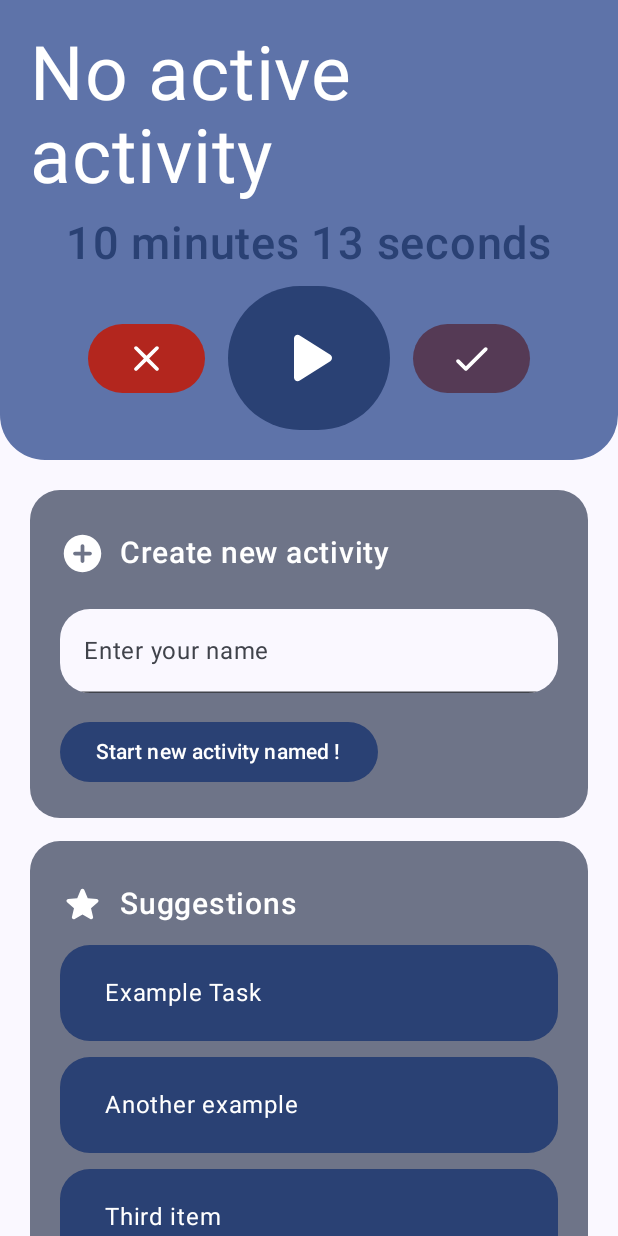
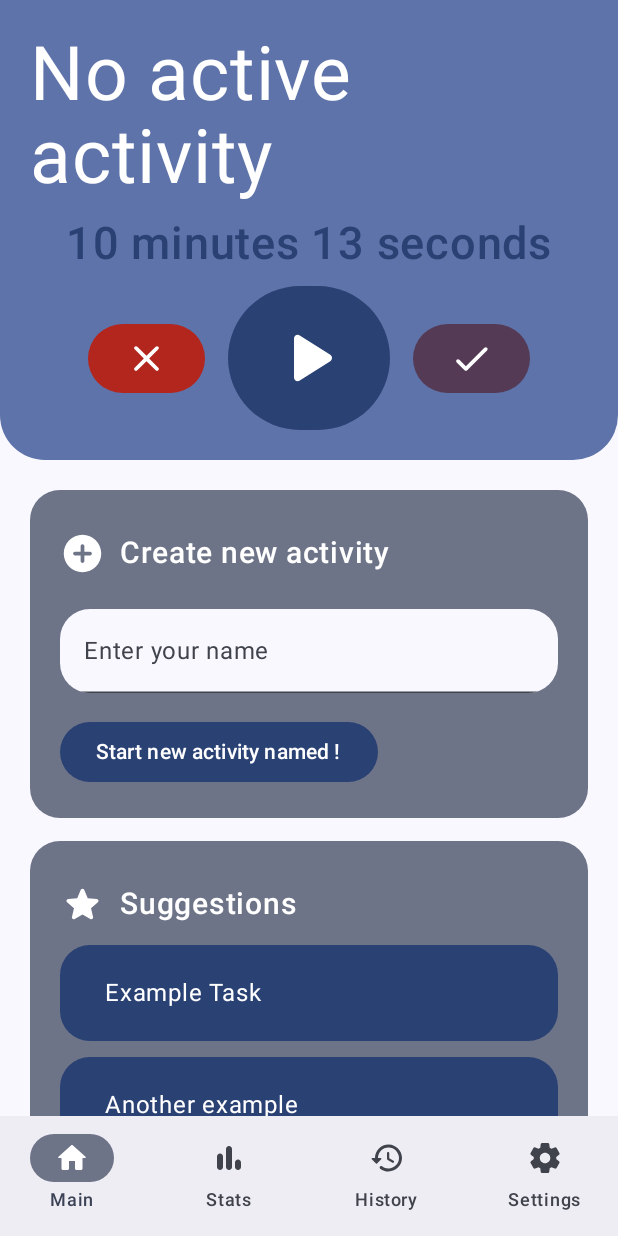
Before and after one commit to hnasheralneam/ActivityLog, an Android app built with Jetpack Compose: the screen it shows after launch (MainActivity), on a phone screen of 412 x 824 dp. Run offline under Robolectric (Android 15) with nearby library versions, the phone set to English and light mode, and no system bars.

Commit message:
Added Bottom Navigation

```diff
--- a/app/src/main/java/com/example/activitylog/MainActivity.kt
+++ b/app/src/main/java/com/example/activitylog/MainActivity.kt
@@ -6,16 +6,12 @@ import androidx.activity.compose.setContent
 import androidx.compose.foundation.layout.Arrangement
 import androidx.compose.foundation.layout.Column
 import androidx.compose.foundation.layout.Row
-import androidx.compose.foundation.layout.Spacer
 import androidx.compose.foundation.layout.fillMaxSize
 import androidx.compose.foundation.layout.fillMaxWidth
-import androidx.compose.foundation.layout.height
 import androidx.compose.foundation.layout.padding
 import androidx.compose.foundation.layout.size
-import androidx.compose.foundation.rememberScrollState
 import androidx.compose.foundation.shape.CircleShape
 import androidx.compose.foundation.shape.RoundedCornerShape
-import androidx.compose.foundation.verticalScroll
 import androidx.compose.material.icons.Icons
 import androidx.compose.material.icons.filled.Info
 import androidx.compose.material.icons.rounded.AddCircle
@@ -49,9 +45,11 @@ import androidx.compose.ui.text.font.FontWeight
 import androidx.compose.ui.unit.Dp
 import androidx.compose.ui.unit.dp
 import androidx.compose.ui.unit.sp
+import com.example.activitylog.ui.screens.MainScreen
 import com.example.activitylog.ui.theme.ActivityLogTheme
 import java.time.LocalDateTime
 import java.util.UUID
+
 
 // to add
 // start new icon for old tasks to repeat
@@ -61,48 +59,13 @@ import java.util.UUID
 // add average/total time
 // add history details
 // clear save, export/import save
-// collapse options
-// bottom options bar:
-// main (active activity w/ controls, new activity, suggestions)
-// stats
-// history
-// suggestions
-
 
 class MainActivity : ComponentActivity() {
     override fun onCreate(savedInstanceState: Bundle?) {
         super.onCreate(savedInstanceState)
         setContent {
             ActivityLogTheme {
-                Surface(
-                    color = MaterialTheme.colorScheme.background,
-                    modifier = Modifier.fillMaxSize()
-                ) {
-                    Column(
-                        modifier = Modifier.verticalScroll(rememberScrollState()),
-                    ) {
-                        QuickActionPanel()
-                        Column(
-                            modifier = Modifier
-                                .fillMaxSize()
-                                .padding(
-                                    20.dp
-                                )
-                        ) {
-                            NewTaskPanel()
-                            Spacer(modifier = Modifier.height(15.dp))
-                            SuggestionsPanel()
-                            Spacer(modifier = Modifier.height(15.dp))
-                            StatsPanel()
-                            Spacer(modifier = Modifier.height(15.dp))
-                            HistoryPanel()
-                            Spacer(modifier = Modifier.height(15.dp))
-                            SettingsPanel()
-                            Spacer(modifier = Modifier.height(15.dp))
-                            Text("GNUv3 copyright by Hamza Nasher-Alneam, code on GitHub. Last edit on Jan 7 2024")
-                        }
-                    }
-                }
+                MainScreen()
             }
         }
     }
--- /dev/null
+++ b/app/src/main/java/com/example/activitylog/ui/screens/HomeScreen.kt
@@ -0,0 +1,42 @@
+package com.example.activitylog.ui.screens
+
+import androidx.compose.foundation.layout.Column
+import androidx.compose.foundation.layout.Spacer
+import androidx.compose.foundation.layout.fillMaxSize
+import androidx.compose.foundation.layout.height
+import androidx.compose.foundation.layout.padding
+import androidx.compose.foundation.rememberScrollState
+import androidx.compose.foundation.verticalScroll
+import androidx.compose.material3.MaterialTheme
+import androidx.compose.material3.Surface
+import androidx.compose.runtime.Composable
+import androidx.compose.ui.Modifier
+import androidx.compose.ui.unit.dp
+import com.example.activitylog.NewTaskPanel
+import com.example.activitylog.QuickActionPanel
+import com.example.activitylog.SuggestionsPanel
+
+@Composable
+fun HomeScreen() {
+    Surface(
+        color = MaterialTheme.colorScheme.background,
+        modifier = Modifier.fillMaxSize().padding(bottom = 80.dp)
+    ) {
+        Column(
+            modifier = Modifier.verticalScroll(rememberScrollState()),
+        ) {
+            QuickActionPanel()
+            Column(
+                modifier = Modifier
+                    .fillMaxSize()
+                    .padding(
+                        20.dp
+                    )
+            ) {
+                NewTaskPanel()
+                Spacer(modifier = Modifier.height(15.dp))
+                SuggestionsPanel()
+            }
+        }
+    }
+}
--- /dev/null
+++ b/app/src/main/java/com/example/activitylog/ui/screens/MainScreen.kt
@@ -0,0 +1,131 @@
+package com.example.activitylog.ui.screens
+
+import androidx.compose.foundation.layout.RowScope
+import androidx.compose.material.icons.Icons
+import androidx.compose.material.icons.rounded.BarChart
+import androidx.compose.material.icons.rounded.History
+import androidx.compose.material.icons.rounded.Home
+import androidx.compose.material.icons.rounded.Settings
+import androidx.compose.material3.Icon
+import androidx.compose.material3.NavigationBar
+import androidx.compose.material3.NavigationBarItem
+import androidx.compose.material3.Scaffold
+import androidx.compose.material3.Text
+import androidx.compose.runtime.Composable
+import androidx.compose.runtime.getValue
+import androidx.compose.ui.graphics.vector.ImageVector
+import androidx.navigation.NavDestination
+import androidx.navigation.NavDestination.Companion.hierarchy
+import androidx.navigation.NavHostController
+import androidx.navigation.compose.NavHost
+import androidx.navigation.compose.composable
+import androidx.navigation.compose.currentBackStackEntryAsState
+import androidx.navigation.compose.rememberNavController
+
+@Composable
+fun MainScreen() {
+    val navController = rememberNavController()
+    Scaffold(
+        bottomBar = {
+            BottomBar(navController = navController)
+        }
+    ) { it
+        BottomBarNavGraph(navController = navController)
+    }
+}
+
+@Composable
+fun BottomBar( navController: NavHostController){
+
+
+    val navBackStackEntry by navController.currentBackStackEntryAsState()
+    var currentDestination = navBackStackEntry?.destination
+
+    NavigationBar{
+        screens.forEach {screen->
+            AddItem(screen = screen,
+                navDestination = currentDestination ,
+                navController = navController )
+        }
+    }
+}
+
+@Composable
+fun RowScope.AddItem(
+    screen: BottomBarScreen,
+    navDestination: NavDestination?,
+    navController: NavHostController
+){
+    NavigationBarItem(
+        icon = {
+            Icon(imageVector = screen.icon, contentDescription = " NavBar Icon")
+        },
+        label = {
+            Text(text = screen.title)
+        },
+        selected = navDestination?.hierarchy?.any { it.route == screen.route } == true,
+        onClick = {
+            navController.navigate(screen.route){
+                popUpTo(navController.graph.startDestinationId)
+                launchSingleTop = true
+            }
+        })
+}
+
+
+
+var screens = listOf(
+    BottomBarScreen.Home,
+    BottomBarScreen.Stats,
+    BottomBarScreen.History,
+    BottomBarScreen.Settings
+)
+
+sealed class BottomBarScreen(
+    var route: String,
+    var icon: ImageVector,
+    var title: String
+){
+    object Home : BottomBarScreen(
+        route = "home",
+        icon = Icons.Rounded.Home,
+        title = "Main"
+    )
+    object Stats : BottomBarScreen(
+        route = "stats",
+        icon = Icons.Rounded.BarChart,
+        title = "Stats"
+    )
+    object History : BottomBarScreen(
+        route = "history",
+        icon = Icons.Rounded.History,
+        title = "History"
+    )
+    object Settings : BottomBarScreen(
+        route = "settings",
+        icon = Icons.Rounded.Settings,
+        title = "Settings"
+    )
+}
+
+@Composable
+fun BottomBarNavGraph(navController: NavHostController) {
+
+    NavHost(
+        navController = navController,
+        startDestination = BottomBarScreen.Home.route
+    ) {
+        composable(route = BottomBarScreen.Home.route) {
+            HomeScreen()
+        }
+        composable(route = BottomBarScreen.Stats.route) {
+            StatsScreen()
+        }
+        composable(route = BottomBarScreen.History.route) {
+            HistoryScreen()
+        }
+        composable(route = BottomBarScreen.Settings.route) {
+            SettingsScreen()
+        }
+    }
+}
```
Also changed, not shown: app/build.gradle.kts (+7 -3 lines), app/src/main/java/com/example/activitylog/ui/screens/HistoryScreen.kt (added, +30 -0 lines), app/src/main/java/com/example/activitylog/ui/screens/SettingsScreen.kt (added, +36 -0 lines), app/src/main/java/com/example/activitylog/ui/screens/StatsScreen.kt (added, +30 -0 lines).
